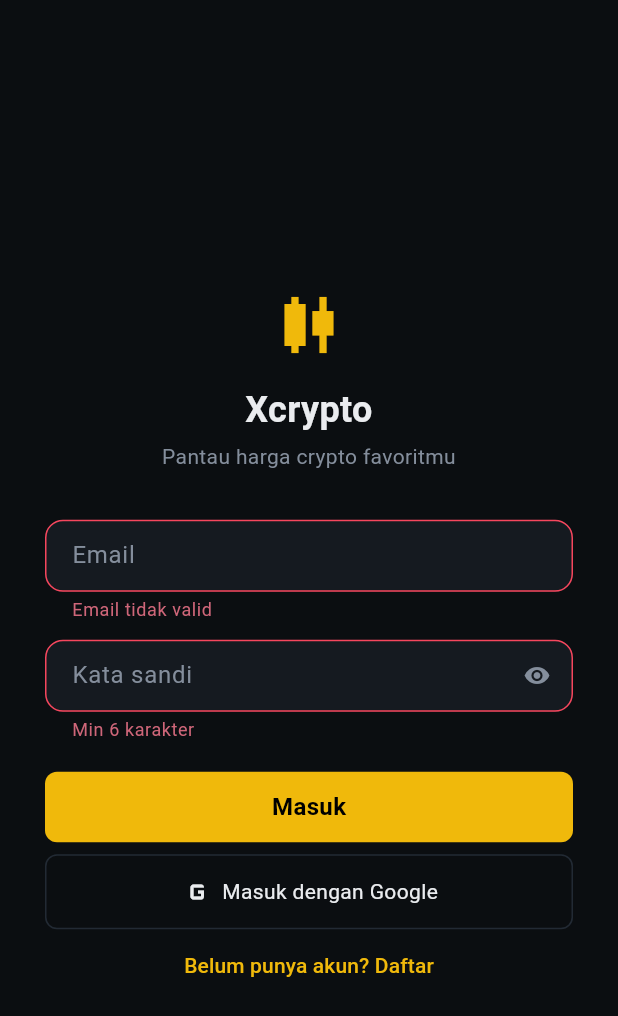
After one commit to fienda87/cryptowatch, a Flutter app: the LayarMasuk screen opened directly, after a tap on "Masuk", on a phone screen of 412 x 824 dp. The commit adds this screen. Shown: the top 1016 px of the screen. Run offline on Flutter 3.47's test engine with Material 3 defaults, Android fonts, the phone set to English and light mode, and no system bars.

Commit message:
login bypass dev, detail skeleton 24j, ubah nama, logout ke login

```diff
--- /dev/null
+++ b/lib/layar/login.dart
@@ -0,0 +1,206 @@
+import 'package:flutter/material.dart';
+import '../../theme/warna.dart';
+import '../app.dart';
+
+// mokup halaman masuk, belum sambung auth beneran
+class LayarMasuk extends StatefulWidget {
+  const LayarMasuk({super.key});
+
+  @override
+  State<LayarMasuk> createState() => _LayarMasukState();
+}
+
+class _LayarMasukState extends State<LayarMasuk> {
+  final _formulir = GlobalKey<FormState>();
+  final _surel = TextEditingController();
+  final _sandi = TextEditingController();
+  bool tampilSandi = false;
+  bool sibuk = false;
+
+  @override
+  void dispose() {
+    _surel.dispose();
+    _sandi.dispose();
+    super.dispose();
+  }
+
+  // pencet masuk, validasi dulu baru pindah halaman
+  void jalankan() {
+    var lolos = _formulir.currentState?.validate() ?? false;
+    if (!lolos) {
+      return;
+    }
+    setState(() {
+      sibuk = true;
+    });
+    Future.delayed(const Duration(seconds: 1), () {
+      if (!mounted) {
+        return;
+      }
+      setState(() {
+        sibuk = false;
+      });
+      Navigator.pushReplacement(
+        context,
+        MaterialPageRoute(builder: (c) => HalamanUtama()),
+      );
+    });
+  }
+
+  InputDecoration hias(String label) {
+    return InputDecoration(
+      labelText: label,
+      labelStyle: const TextStyle(color: WarnaApp.teksRedup),
+      filled: true,
+      fillColor: WarnaApp.permukaan,
+      isDense: true,
+      contentPadding: const EdgeInsets.symmetric(horizontal: 14, vertical: 12),
+      enabledBorder: OutlineInputBorder(
+        borderRadius: BorderRadius.circular(12),
+        borderSide: const BorderSide(color: WarnaApp.pemisah),
+      ),
+      focusedBorder: OutlineInputBorder(
+        borderRadius: BorderRadius.circular(12),
+        borderSide: const BorderSide(color: WarnaApp.aksen),
+      ),
+      errorBorder: OutlineInputBorder(
+        borderRadius: BorderRadius.circular(12),
+        borderSide: const BorderSide(color: WarnaApp.rugi),
+      ),
+      focusedErrorBorder: OutlineInputBorder(
+        borderRadius: BorderRadius.circular(12),
+        borderSide: const BorderSide(color: WarnaApp.rugi),
+      ),
+    );
+  }
+
+  @override
+  Widget build(BuildContext context) {
+    return Scaffold(
+      body: Center(
+        child: ConstrainedBox(
+          constraints: const BoxConstraints(maxWidth: 400),
+          child: Form(
+            key: _formulir,
+            child: ListView(
+              shrinkWrap: true,
+              padding: const EdgeInsets.all(24),
+              children: [
+                const SizedBox(height: 32),
+                const Icon(
+                  Icons.candlestick_chart,
+                  size: 56,
+                  color: WarnaApp.aksen,
+                ),
+                const SizedBox(height: 12),
+                const Text(
+                  'Xcrypto',
+                  textAlign: TextAlign.center,
+                  style: TextStyle(
+                    color: WarnaApp.teksUtama,
+                    fontSize: 24,
+                    fontWeight: FontWeight.w700,
+                  ),
+                ),
+                const SizedBox(height: 4),
+                const Text(
+                  'Pantau harga crypto favoritmu',
+                  textAlign: TextAlign.center,
+                  style: TextStyle(color: WarnaApp.teksRedup),
+                ),
+                const SizedBox(height: 32),
+                TextFormField(
+                  controller: _surel,
+                  style: const TextStyle(color: WarnaApp.teksUtama),
+                  decoration: hias('Email'),
+                  keyboardType: TextInputType.emailAddress,
+                  validator: (nilai) {
+                    if ((nilai ?? '').contains('@')) {
+                      return null;
+                    }
+                    return 'Email tidak valid';
+                  },
+                ),
+                const SizedBox(height: 12),
+                TextFormField(
+                  controller: _sandi,
+                  style: const TextStyle(color: WarnaApp.teksUtama),
+                  decoration: hias('Kata sandi').copyWith(
+                    suffixIcon: IconButton(
+                      icon: Icon(
+                        tampilSandi ? Icons.visibility_off : Icons.visibility,
+                        color: WarnaApp.teksRedup,
+                      ),
+                      onPressed: () {
+                        setState(() {
+                          tampilSandi = !tampilSandi;
+                        });
+                      },
+                    ),
+                  ),
+                  obscureText: !tampilSandi,
+                  validator: (nilai) {
+                    if ((nilai ?? '').length >= 6) {
+                      return null;
+                    }
+                    return 'Min 6 karakter';
+                  },
+                ),
+                const SizedBox(height: 20),
+                GestureDetector(
+                  onTap: sibuk ? null : jalankan,
+                  child: Container(
+                    padding: const EdgeInsets.symmetric(vertical: 12),
+                    decoration: BoxDecoration(
+                      color: WarnaApp.aksen,
+                      borderRadius: BorderRadius.circular(8),
+                    ),
+                    child: Row(
+                      mainAxisAlignment: MainAxisAlignment.center,
+                      children: [
+                        if (sibuk)
+                          const SizedBox(
+                            width: 20,
+                            height: 20,
+                            child: CircularProgressIndicator(strokeWidth: 2, color: Colors.black),
+                          )
+                        else
+                          const Text(
+                            'Masuk',
+                            style: TextStyle(color: Colors.black, fontWeight: FontWeight.w700, fontSize: 16),
+                          ),
+                      ],
+                    ),
+                  ),
+                ),
+                const SizedBox(height: 8),
+                GestureDetector(
+                  onTap: sibuk ? null : jalankan,
+                  child: Container(
+                    padding: const EdgeInsets.symmetric(vertical: 12),
+                    decoration: BoxDecoration(
+                      borderRadius: BorderRadius.circular(8),
+                      border: Border.all(color: WarnaApp.pemisah),
+                    ),
+                    child: const Row(
+                      mainAxisAlignment: MainAxisAlignment.center,
+                      children: [
+                        Icon(Icons.g_mobiledata, color: WarnaApp.teksUtama),
+                        SizedBox(width: 4),
+                        Text('Masuk dengan Google', style: TextStyle(color: WarnaApp.teksUtama)),
+                      ],
+                    ),
+                  ),
+                ),
+                TextButton(
+                  onPressed: () {},
+                  child: const Text('Belum punya akun? Daftar', style: TextStyle(color: WarnaApp.aksen)),
+                ),
+              ],
+            ),
+          ),
+        ),
+      ),
+    );
+  }
+}
--- a/lib/layar/pengaturan.dart
+++ b/lib/layar/pengaturan.dart
@@ -1,5 +1,6 @@
 import 'package:flutter/material.dart';
 import '../../theme/warna.dart';
+import 'login.dart';
 
 class LayarPengaturan extends StatefulWidget {
   const LayarPengaturan({super.key});
@@ -160,8 +161,8 @@ class _LayarPengaturanState extends State<LayarPengaturan> {
                 border: Border.all(color: WarnaApp.pemisah, width: 0.5),
               ),
               child: GestureDetector(
-                onTap: () {
-                  showDialog(
+                onTap: () async {
+                  var setuju = await showDialog<bool>(
                     context: context,
                     builder: (c) {
                       return AlertDialog(
@@ -170,19 +171,26 @@ class _LayarPengaturanState extends State<LayarPengaturan> {
                         actions: [
                           TextButton(
                             onPressed: () {
-                              Navigator.pop(c);
+                              Navigator.pop(c, false);
                             },
                             child: const Text('Batal'),
                           ),
                           TextButton(
                             onPressed: () {
-                              Navigator.pop(c);
+                              Navigator.pop(c, true);
                             },
                             child: const Text('Keluar', style: TextStyle(color: WarnaApp.rugi)),
                           ),
                         ],
                       );
                     },
+                  );
+                  if (setuju != true || !context.mounted) {
+                    return;
+                  }
+                  Navigator.pushReplacement(
+                    context,
+                    MaterialPageRoute(builder: (_) => const LayarMasuk()),
                   );
                 },
                 child: const Padding(
--- a/lib/main.dart
+++ b/lib/main.dart
@@ -15,7 +15,8 @@ class MyApp extends StatelessWidget {
     return MaterialApp(
       debugShowCheckedModeBanner: false,
       theme: TemaApp.gelap,
-      home: HalamanUtama(),
+      // DEV: login disimpan lib/layar/login.dart, dibuka lagi nanti
+      home: const HalamanUtama(),
     );
   }
 }
```
